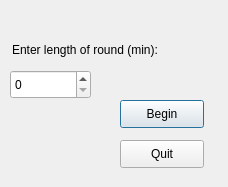
This is Game/graphics/startdialog.ui in Edechkin/ohjelmointi-3 as Qt 5 draws it before an edit. The edited form follows.
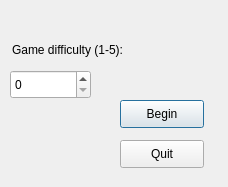
This is the edited form.

Commit message: implemented start dialog to ask game difficulty

Diff of the .ui file:
```diff
--- a/Game/graphics/startdialog.ui
+++ b/Game/graphics/startdialog.ui
@@ -59,7 +59,7 @@
     </rect>
    </property>
    <property name="text">
-    <string>Enter length of round (min):</string>
+    <string>Game difficulty (1-5):</string>
    </property>
   </widget>
  </widget>
```
The commit also changes 8 other files.
